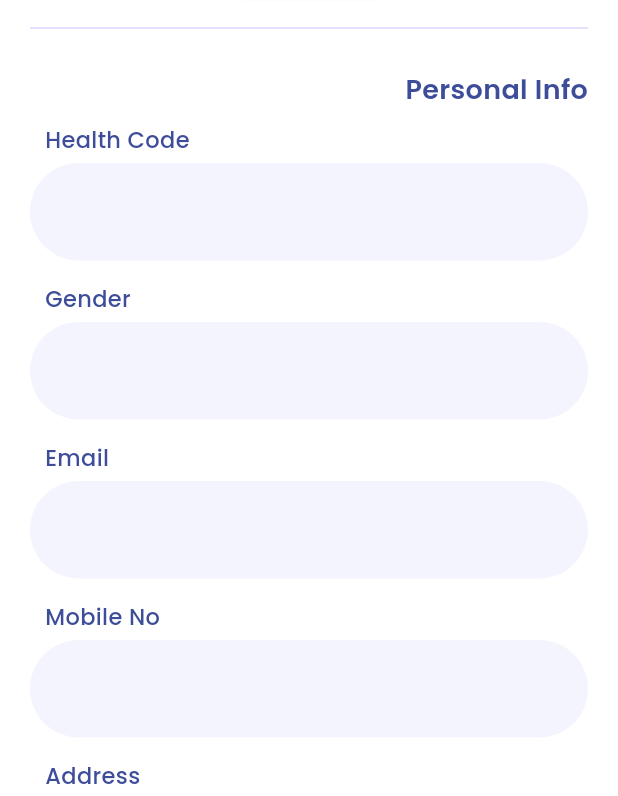
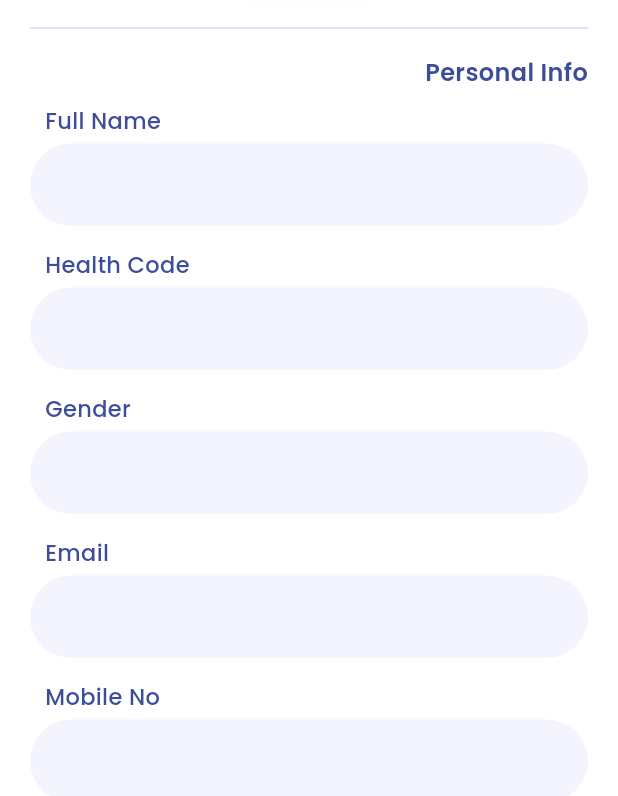
Before and after one commit to ProximaAitch/abtms, a Flutter app: the PatientProfilePage screen opened directly, on a phone screen of 412 x 824 dp, the part 440-1236 px from its top. Run offline on Flutter 3.47's test engine with Material 3 defaults, Android fonts, the phone set to English and light mode, and no system bars; our stand-ins replace awesome_snackbar_content, cloud_firestore, email_validator, firebase_auth, firebase_core, firebase_storage and 10 more; missing offline and left inert: enefty_icons; accounts and stored records are empty; network calls fail.

Commit message:
Reduced textformfields sizes

```diff
--- a/lib/controllers/controllers.dart
+++ b/lib/controllers/controllers.dart
@@ -51,7 +51,7 @@ class _EditTextFormFieldState extends State<EditTextFormField> {
           ),
         ),
         contentPadding:
-            const EdgeInsets.symmetric(horizontal: 20, vertical: 20),
+            const EdgeInsets.symmetric(horizontal: 20, vertical: 14),
       ),
     );
   }
--- a/lib/healthcare_provider_login_signup/google_signin.dart
+++ b/lib/healthcare_provider_login_signup/google_signin.dart
@@ -18,7 +18,8 @@ class HealthGoogleSignInProvider {
       }
 
       // Obtain the auth details from the request
-      final GoogleSignInAuthentication googleAuth = await googleUser.authentication;
+      final GoogleSignInAuthentication googleAuth =
+          await googleUser.authentication;
 
       // Create a new credential
       final AuthCredential credential = GoogleAuthProvider.credential(
@@ -27,7 +28,8 @@ class HealthGoogleSignInProvider {
       );
 
       // Sign in with the credential
-      final UserCredential userCredential = await _auth.signInWithCredential(credential);
+      final UserCredential userCredential =
+          await _auth.signInWithCredential(credential);
       final User? user = userCredential.user;
 
       if (user != null) {
--- a/lib/patient_screens/settings/edit_profile.dart
+++ b/lib/patient_screens/settings/edit_profile.dart
@@ -338,7 +338,7 @@ class _EditPatientProfileState extends State<EditPatientProfile> {
                       fillColor: Color.fromARGB(255, 244, 244, 255),
                       filled: true,
                       contentPadding: const EdgeInsets.symmetric(
-                          horizontal: 20, vertical: 20),
+                          horizontal: 20, vertical: 14),
                       border: OutlineInputBorder(
                         borderRadius: BorderRadius.circular(50.0),
                         borderSide: BorderSide.none,
--- a/lib/patient_screens/settings/profile.dart
+++ b/lib/patient_screens/settings/profile.dart
@@ -199,11 +199,8 @@ class PatientProfilePage extends StatelessWidget {
                       color: Color.fromARGB(255, 216, 216, 255),
                     ),
                   ),
-                  const SizedBox(
-                    height: 5,
-                  ),
                   Container(
-                    padding: const EdgeInsets.only(left: 20, right: 20, top: 5),
+                    padding: const EdgeInsets.only(left: 20, right: 20),
                     width: double.infinity,
                     child: Column(
                       crossAxisAlignment: CrossAxisAlignment.start,
@@ -213,7 +210,7 @@ class PatientProfilePage extends StatelessWidget {
                           child: Text(
                             "Personal Info",
                             style: TextStyle(
-                              fontSize: 18,
+                              fontSize: 16,
                               fontWeight: FontWeight.w600,
                               color: Color(0xFF3E4D99),
                             ),
@@ -223,6 +220,7 @@ class PatientProfilePage extends StatelessWidget {
                         const SizedBox(
                           height: 10,
                         ),
+                        _buildInfoRow("Full Name", fullname),
                         _buildInfoRow("Health Code", hcode),
                         _buildInfoRow("Gender", gender),
                         _buildInfoRow("Email", email),
@@ -282,7 +280,7 @@ class PatientProfilePage extends StatelessWidget {
           ),
           alignment: Alignment.centerLeft,
           width: double.infinity,
-          height: 65,
+          height: 55,
           decoration: BoxDecoration(
             borderRadius: BorderRadius.circular(50),
             color: Color.fromARGB(255, 244, 244, 255),
```
Also changed, not shown: lib/health_screens/settings/health_profile.dart (+14 -14 lines).
